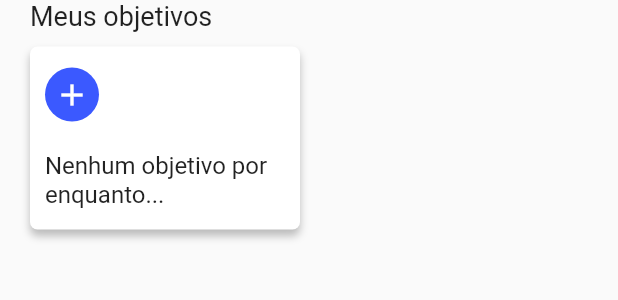
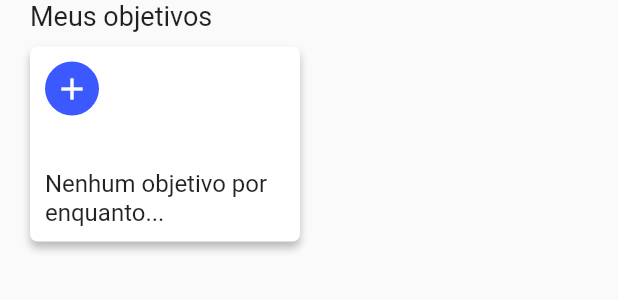
Before and after one commit to jpssantiago/cofrinho_digital, a Flutter app: the GoalList widget shown alone on an empty page, opened directly with empty values, on a phone screen of 412 x 824 dp. Shown: the top 300 px of the screen. Run offline on Flutter 3.47's test engine with Material 2 defaults, Android fonts, the phone set to English and light mode, and no system bars; our stand-ins replace sqflite; accounts and stored records are empty.

Commit message:
Adicionado 1a versão do card de objetivo.

```diff
--- a/lib/models/goal_model.dart
+++ b/lib/models/goal_model.dart
@@ -3,9 +3,13 @@ import 'package:flutter/material.dart';
 class GoalModel {
   String title;
   IconData icon;
+  double goal;
+  double value;
 
   GoalModel({
     required this.title,
     required this.icon,
+    required this.goal,
+    required this.value,
   });
 }
--- a/lib/pages/main/widgets/goal_list.dart
+++ b/lib/pages/main/widgets/goal_list.dart
@@ -79,10 +79,9 @@ class GoalList extends StatelessWidget {
               padding: const EdgeInsets.all(10),
               child: Column(
                 crossAxisAlignment: CrossAxisAlignment.start,
-                mainAxisAlignment: MainAxisAlignment.center,
+                mainAxisAlignment: MainAxisAlignment.spaceBetween,
                 children: [
                   _buildIcon(),
-                  const SizedBox(height: 20),
                   _buildText(),
                 ],
               ),
--- a/lib/pages/main/widgets/savings_card.dart
+++ b/lib/pages/main/widgets/savings_card.dart
@@ -24,7 +24,7 @@ class SavingsCard extends StatelessWidget {
 
     Widget _buildValue() {
       return Text(
-        MoneyUtils().formatMoney(savedMoney),
+        MoneyUtils.formatMoney(savedMoney),
         style: const TextStyle(
           fontSize: 20,
           fontWeight: FontWeight.bold,
--- a/lib/utils/money_utils.dart
+++ b/lib/utils/money_utils.dart
@@ -1,5 +1,5 @@
 class MoneyUtils {
-  String formatMoney(double value) {
+  static String formatMoney(double value) {
     return 'R\$ $value';
   }
 }
```
Also changed, not shown: lib/models/user_model.dart (+6 -1 lines), lib/pages/main/widgets/goal_item.dart (+41 -1 lines).
